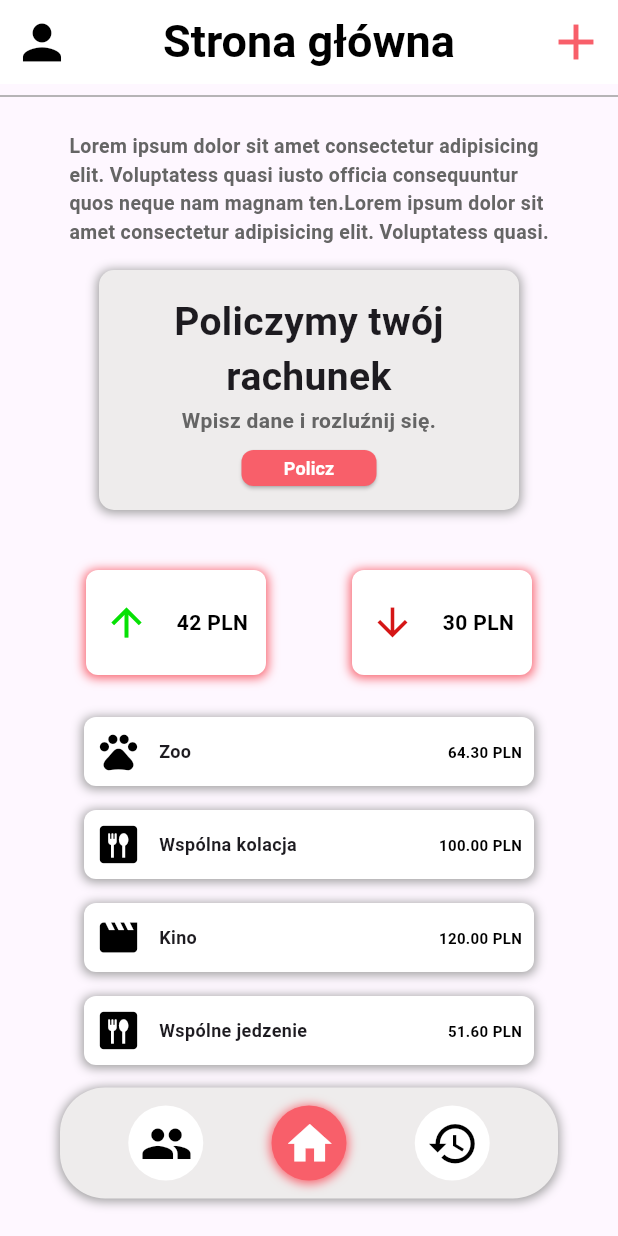
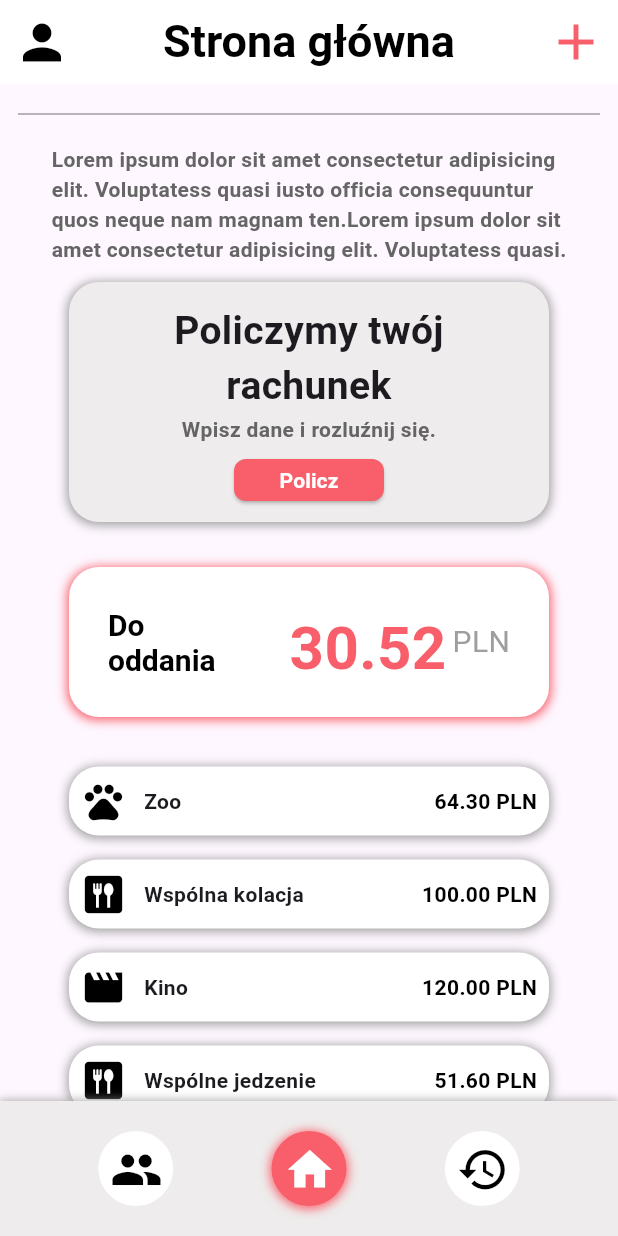
Before and after one commit to BakcylProgramowania/paragon_front, a Flutter app: the screen it shows after launch, on a phone screen of 412 x 824 dp. Run offline on Flutter 3.47's test engine with Material 3 defaults, Android fonts, the phone set to English and light mode, and no system bars.

Commit message:
changed bilans & visual look

```diff
--- a/lib/main.dart
+++ b/lib/main.dart
@@ -1,11 +1,30 @@
 import 'package:flutter/material.dart';
 
 void main() {
-  runApp(MyApp());
+  runApp(const MyApp());
 }
 
 class MyApp extends StatelessWidget {
-  MyApp({super.key});
+  const MyApp({Key? key}) : super(key: key);
+
+  @override
+  Widget build(BuildContext context) {
+    return const MaterialApp(
+      home: HomePage(),
+    );
+  }
+}
+
+class HomePage extends StatefulWidget {
+  const HomePage({Key? key}) : super(key: key);
+
+  @override
+  // ignore: library_private_types_in_public_api
+  _HomePageState createState() => _HomePageState();
+}
+
+class _HomePageState extends State<HomePage> {
+  double bilans = 30.52;
 
   // History data
   final List<Map<String, dynamic>> historyData = [
@@ -17,8 +36,7 @@ class MyApp extends StatelessWidget {
 
   @override
   Widget build(BuildContext context) {
-    return MaterialApp(
-      home: Scaffold(
+    return Scaffold(
       appBar: AppBar(
         title: const Text(
           'Strona główna',
@@ -45,34 +63,33 @@ class MyApp extends StatelessWidget {
           ),
         ],
       ),
-
-        //Divider
-        body: Stack(
-          children: [
-            Column(
+      body: SingleChildScrollView(
+        padding: const EdgeInsets.symmetric(vertical: 12, horizontal: 12),
+        child: Column(
           children: [
             const Divider(
               color: Colors.grey,
             ),
-
             //Some text
             Container(
-                  padding: const EdgeInsets.all(16.0),
+              padding: const EdgeInsets.all(12),
               child: const Text(
                 'Lorem ipsum dolor sit amet consectetur adipisicing\nelit. Voluptatess quasi iusto officia consequuntur\nquos neque nam magnam ten.Lorem ipsum dolor sit\namet consectetur adipisicing elit. Voluptatess quasi.',
                 style: TextStyle(
-                        fontSize: 13, color: Color(0xFF656565), fontWeight: FontWeight.bold),
+                  fontSize: 14,
+                  color: Color(0xFF656565),
+                  fontWeight: FontWeight.bold,
                 ),
               ),
-
+            ),
             //Big box
             Container(
-                  width: 280,
+              width: 320,
               height: 160,
-                  padding: const EdgeInsets.all(16),
+              padding: const EdgeInsets.all(14),
               decoration: BoxDecoration(
                 color: const Color(0xFFeeecec),
-                    borderRadius: BorderRadius.circular(10),
+                borderRadius: BorderRadius.circular(20),
                 boxShadow: const [
                   BoxShadow(
                     color: Colors.grey,
@@ -96,13 +113,14 @@ class MyApp extends StatelessWidget {
                     style: TextStyle(
                       fontSize: 14,
                       color: Color(0xFF656565),
-                            fontWeight: FontWeight.bold),
+                      fontWeight: FontWeight.bold,
+                    ),
                     textAlign: TextAlign.center,
                   ),
                   const SizedBox(height: 10),
                   SizedBox(
-                        width: 90,
-                        height: 24,
+                    width: 100,
+                    height: 28,
                     child: ElevatedButton(
                       onPressed: () {},
                       style: ElevatedButton.styleFrom(
@@ -112,56 +130,36 @@ class MyApp extends StatelessWidget {
                           borderRadius: BorderRadius.circular(8),
                         ),
                       ),
-                          child: const Text('Policz',
-                              style:
-                                  TextStyle(fontWeight: FontWeight.bold, fontSize: 12)),
+                      child: const Text(
+                        'Policz',
+                        style: TextStyle(fontWeight: FontWeight.bold, fontSize: 14),
+                      ),
                     ),
                   ),
                 ],
               ),
             ),
-
-                //Two little boxes
-                const SizedBox(height: 40),
-                Row(
-                  mainAxisAlignment: MainAxisAlignment.spaceEvenly,
-                  children: [
-                    GestureDetector(
-                      onTap: () {},
-                      child: _buildBox('42 PLN', Icons.arrow_upward, Colors.black,
-                          const Color(0xFFf85f6a), const Color(0xFF06e105)),
-                    ),
-                    GestureDetector(
-                      onTap: () {},
-                      child: _buildBox('30 PLN', Icons.arrow_downward, Colors.black,
-                          const Color(0xFFf85f6a), const Color(0xFFd51616)),
-                    ),
-                  ],
-                ),
-
+            //Bilans
+            const SizedBox(height: 30),
+            _buildBox('Do\n oddania $bilans PLN', Colors.black, const Color(0xFFf85f6a)),
             // History
             const SizedBox(
-                  height: 20,
+              height: 25,
             ),
             Column(
               children: historyData.reversed.map((entry) {
-                    return _buildHistoryItem(
-                        entry['icon'], entry['name'], entry['amount']);
+                return _buildHistoryItem(entry['icon'], entry['name'], entry['amount']);
               }).toList(),
             ),
           ],
         ),
-
+      ),
       // Control Panel
-            Positioned(
-              bottom: 25,
-              left: 40,
-              right: 40,
-              child: Container(
-                padding: const EdgeInsets.symmetric(vertical: 12),
+      bottomNavigationBar: Container(
+        padding: const EdgeInsets.symmetric(vertical: 20),
         decoration: BoxDecoration(
           color: const Color(0xFFeeecec),
-                  borderRadius: BorderRadius.circular(30),
+          borderRadius: BorderRadius.circular(0),
           boxShadow: const [
             BoxShadow(
               color: Colors.grey,
@@ -180,23 +178,18 @@ class MyApp extends StatelessWidget {
           ],
         ),
       ),
-            ),
-          ],
-        ),
-      ),
     );
   }
 
-  //Two little boxes WIDGET
-  Widget _buildBox(
-      String text, IconData icon, Color boxColor, Color shadowColor, Color iconColor) {
+  //Bilans WIDGET
+  Widget _buildBox(String text, Color boxColor, Color shadowColor) {
     return Container(
-      width: 120,
-      height: 70,
-      padding: const EdgeInsets.all(12),
+      width: 320,
+      height: 100,
+      padding: const EdgeInsets.all(26),
       decoration: BoxDecoration(
         color: Colors.white,
-        borderRadius: BorderRadius.circular(8),
+        borderRadius: BorderRadius.circular(20),
         boxShadow: [
           BoxShadow(
             color: shadowColor,
@@ -209,15 +202,57 @@ class MyApp extends StatelessWidget {
       child: Row(
         mainAxisAlignment: MainAxisAlignment.spaceBetween,
         children: [
-          Icon(
-            icon,
-            color: iconColor,
-            size: 30,
+          // "Do oddania" text
+          Column(
+            mainAxisAlignment: MainAxisAlignment.center, // Align vertically
+            crossAxisAlignment: CrossAxisAlignment.start, // Align horizontally
+            children: [
+              RichText(
+                text: const TextSpan(
+                  children: [
+                    TextSpan(
+                      text: 'Do',
+                      style: TextStyle(
+                        color: Colors.black,
+                        fontSize: 20,
+                        fontWeight: FontWeight.bold,
                       ),
+                    ),
+                    TextSpan(
+                      text: '\noddania',
+                      style: TextStyle(
+                        color: Colors.black,
+                        fontSize: 20,
+                        fontWeight: FontWeight.bold,
+                      ),
+                    ),
+                  ],
+                ),
+              ),
+            ],
+          ),
+          // Amount and PLN
+          Row(
+            children: [
+              // Dynamic amount
               Text(
-            text,
+                '$bilans',
                 style: const TextStyle(
-                color: Colors.black, fontSize: 14, fontWeight: FontWeight.bold),
+                  color: Color(0xFFf85f6a),
+                  fontSize: 40,
+                  fontWeight: FontWeight.bold,
+                ),
+              ),
+              const SizedBox(width: 4), // Spacing between amount and PLN
+              // PLN text
+              const Text(
+                'PLN',
+                style: TextStyle(
+                  color: Colors.grey,
+                  fontSize: 20,
+                ),
+              ),
+            ],
           ),
         ],
       ),
@@ -225,15 +260,14 @@ class MyApp extends StatelessWidget {
   }
 
   // History item widget
-  Widget _buildHistoryItem(
-      IconData icon, String name, String amount) {
+  Widget _buildHistoryItem(IconData icon, String name, String amount) {
     return Container(
       margin: const EdgeInsets.symmetric(vertical: 8),
       padding: const EdgeInsets.all(8),
-      width: 300, // Set width to match the parent container
+      width: 320, // Set width to match the parent container
       decoration: BoxDecoration(
         color: Colors.white,
-        borderRadius: BorderRadius.circular(8),
+        borderRadius: BorderRadius.circular(20),
         boxShadow: const [
           BoxShadow(
             color: Colors.grey,
@@ -260,8 +294,7 @@ class MyApp extends StatelessWidget {
                 children: [
                   Text(
                     name,
-                    style: const TextStyle(
-                        fontSize: 12, fontWeight: FontWeight.bold),
+                    style: const TextStyle(fontSize: 14, fontWeight: FontWeight.bold),
                   ),
                 ],
               ),
@@ -269,7 +302,7 @@ class MyApp extends StatelessWidget {
           ),
           Text(
             amount,
-            style: const TextStyle(fontSize: 10, color: Colors.black, fontWeight: FontWeight.bold),
+            style: const TextStyle(fontSize: 14, color: Colors.black, fontWeight: FontWeight.bold),
           ),
         ],
       ),
```
Lines whose indentation alone changed are shown as unchanged.
